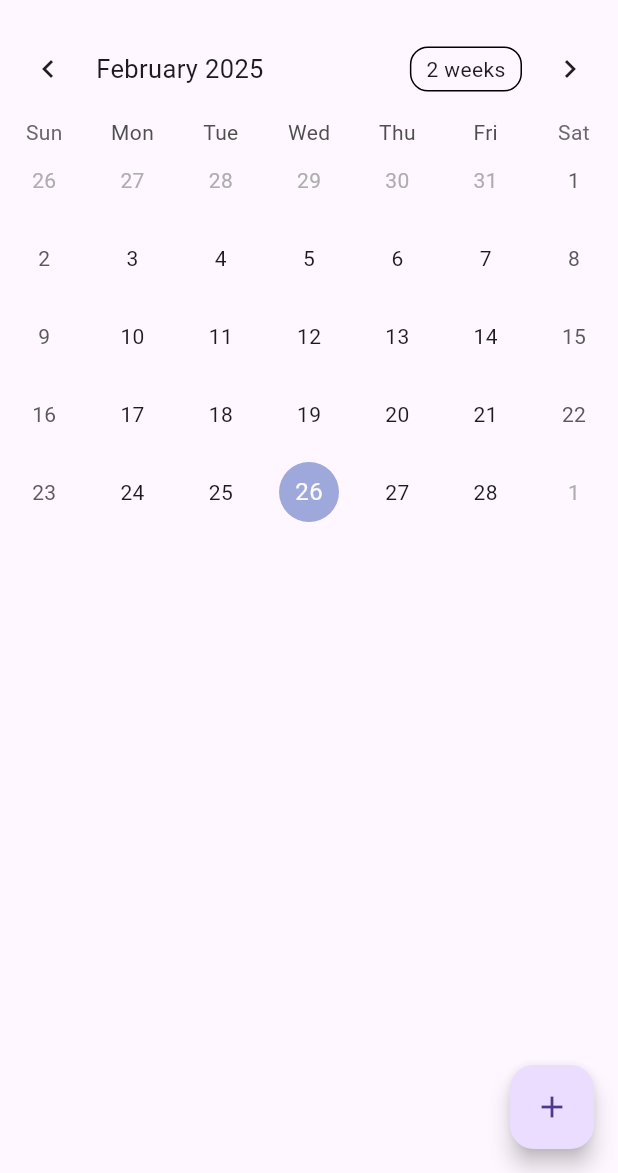
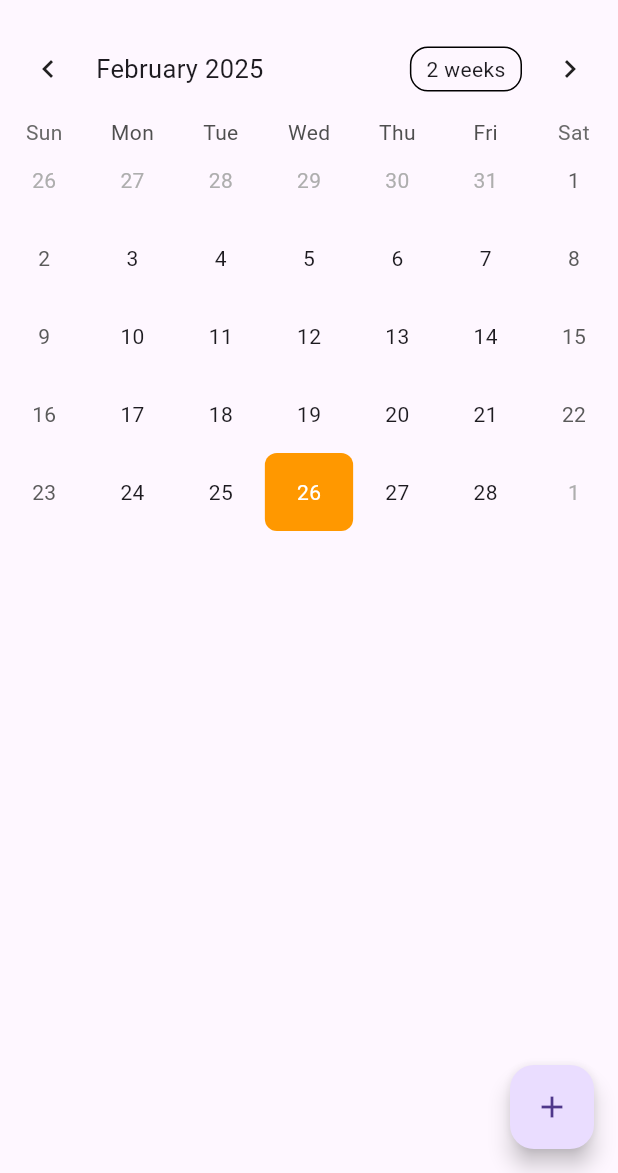
Before and after one commit to alekspetrov3009/Memomeet, a Flutter app: the CalendarScreen screen opened directly, on a phone screen of 412 x 824 dp, the part 63-1236 px from its top. Run offline on Flutter 3.47's test engine with Material 3 defaults, Android fonts, the phone set to English and light mode, and no system bars; drawn by our look-alikes of table_calendar.

Commit message:
Добавлено выделение, но только после нажатия

```diff
--- a/lib/screens/calendar_screen.dart
+++ b/lib/screens/calendar_screen.dart
@@ -13,14 +13,17 @@ class _CalendarScreenState extends State<CalendarScreen> {
   DateTime _focusedDay = DateTime.now();
   DateTime? _selectedDay;
   List<Map<String, dynamic>> tasks = [];
+  Map<DateTime, int> tasksCount = {}; // Словарь для хранения количества задач на каждый день
+
 
   Future<void> fetchTasks(DateTime date) async {
-    // Замените user_id на реальный ID пользователя
     final response = await ApiService.getTasks(date.toIso8601String(), 1);
     setState(() {
       tasks = List<Map<String, dynamic>>.from(response);
+      tasksCount[date] = tasks.length; // Сохраняем количество задач для выбранного дня
     });
-  }
+}
+
 
   void _showAddTaskDialog() {
     TextEditingController taskController = TextEditingController();
@@ -129,6 +132,41 @@ class _CalendarScreenState extends State<CalendarScreen> {
               });
               fetchTasks(selectedDay);
             },
+            eventLoader: (day) {
+              return tasksCount[day] != null && tasksCount[day]! > 0 ? [1] : [];
+            },
+            calendarBuilders: CalendarBuilders(
+            defaultBuilder: (context, day, focusedDay) {
+              if (tasksCount[day] != null && tasksCount[day]! > 0) {
+                return Container(
+                  decoration: BoxDecoration(
+                    color: Colors.lightGreenAccent, // Цвет фона для дней с задачами
+                    borderRadius: BorderRadius.circular(8.0),
+                  ),
+                  child: Center(child: Text('${day.day}')),
+                );
+              }
+              return null; // Возвращаем null для стандартного отображения
+            },
+            selectedBuilder: (context, day, focusedDay) {
+              return Container(
+                decoration: BoxDecoration(
+                  color: Colors.blue, // Цвет фона для выбранного дня
+                  borderRadius: BorderRadius.circular(8.0),
+                ),
+                child: Center(child: Text('${day.day}', style: TextStyle(color: Colors.white))),
+              );
+            },
+            todayBuilder: (context, day, focusedDay) {
+              return Container(
+                decoration: BoxDecoration(
+                  color: Colors.orange, // Цвет фона для сегодняшнего дня
+                  borderRadius: BorderRadius.circular(8.0),
+                ),
+                child: Center(child: Text('${day.day}', style: TextStyle(color: Colors.white))),
+              );
+            },
+          ),
           ),
           Expanded(
             child: ListView.builder(
```
Also changed, not shown: 1 other file.
